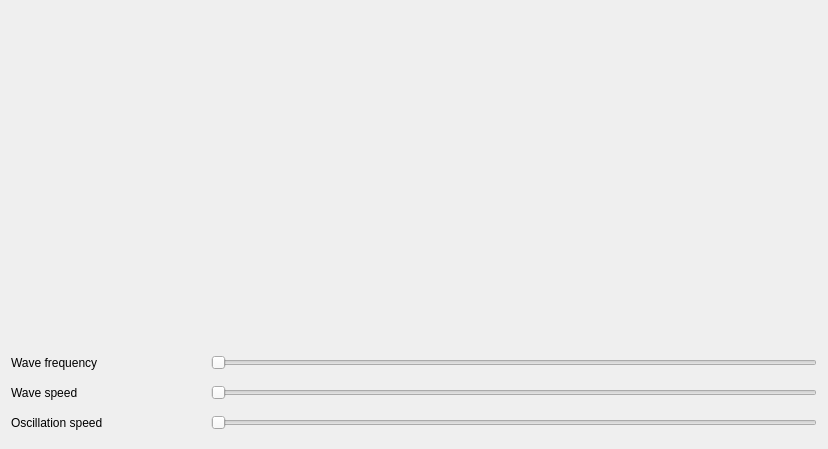
First picture: the form in Effects/Wavy/Wavy.ui, repository DLdota/OpenRGBEffectsPlugin, before the edit.
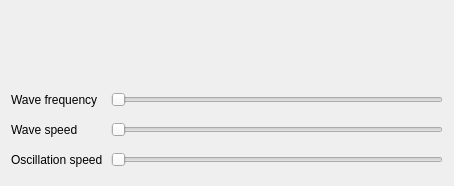
Second picture: the form after the edit.

Commit message: Fix large window

Diff of the .ui file:
```diff
--- a/Effects/Wavy/Wavy.ui
+++ b/Effects/Wavy/Wavy.ui
@@ -6,8 +6,8 @@
    <rect>
     <x>0</x>
     <y>0</y>
-    <width>828</width>
-    <height>449</height>
+    <width>454</width>
+    <height>186</height>
    </rect>
   </property>
   <property name="sizePolicy">
@@ -45,9 +45,15 @@
       <layout class="QHBoxLayout" name="wave_freq_layout">
        <item>
         <widget class="QLabel" name="wave_freq_label">
+         <property name="sizePolicy">
+          <sizepolicy hsizetype="Fixed" vsizetype="Preferred">
+           <horstretch>0</horstretch>
+           <verstretch>0</verstretch>
+          </sizepolicy>
+         </property>
          <property name="minimumSize">
           <size>
-           <width>200</width>
+           <width>100</width>
            <height>30</height>
           </size>
          </property>
@@ -72,9 +78,15 @@
       <layout class="QHBoxLayout" name="wave_speed_layout">
        <item>
         <widget class="QLabel" name="wave_speed_label">
+         <property name="sizePolicy">
+          <sizepolicy hsizetype="Fixed" vsizetype="Preferred">
+           <horstretch>0</horstretch>
+           <verstretch>0</verstretch>
+          </sizepolicy>
+         </property>
          <property name="minimumSize">
           <size>
-           <width>200</width>
+           <width>100</width>
            <height>30</height>
           </size>
          </property>
@@ -102,9 +114,15 @@
        </property>
        <item>
         <widget class="QLabel" name="oscillation_speed_label">
+         <property name="sizePolicy">
+          <sizepolicy hsizetype="Fixed" vsizetype="Preferred">
+           <horstretch>0</horstretch>
+           <verstretch>0</verstretch>
+          </sizepolicy>
+         </property>
          <property name="minimumSize">
           <size>
-           <width>200</width>
+           <width>100</width>
            <height>30</height>
           </size>
          </property>
```
The commit also changes 6 other files.
